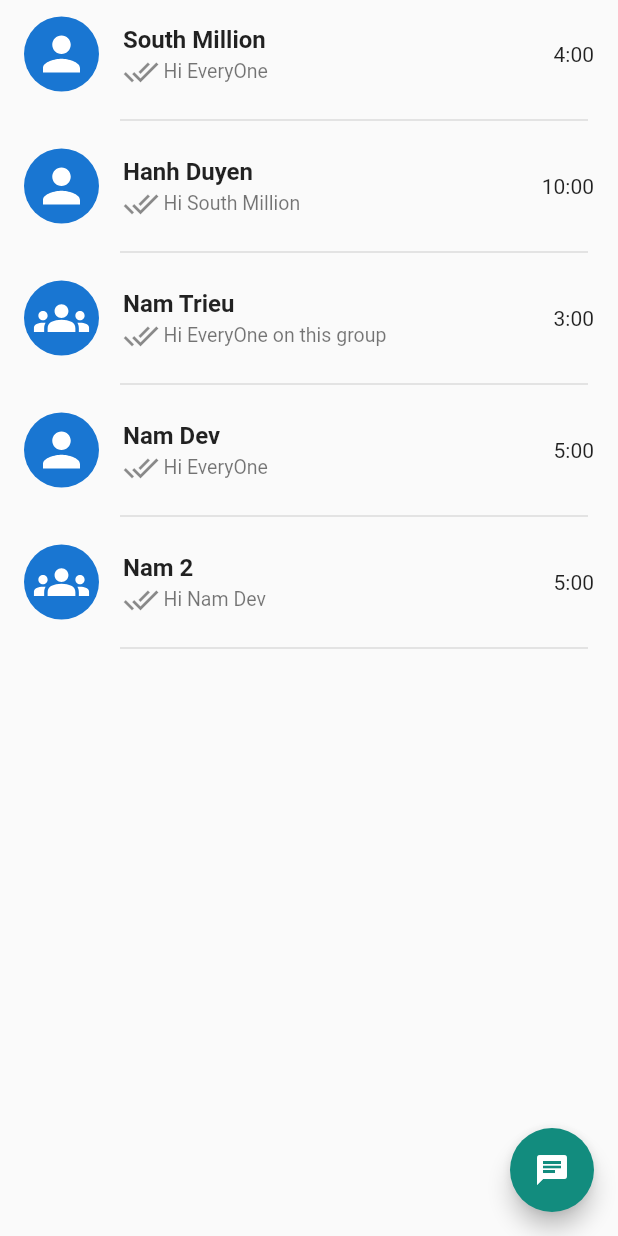
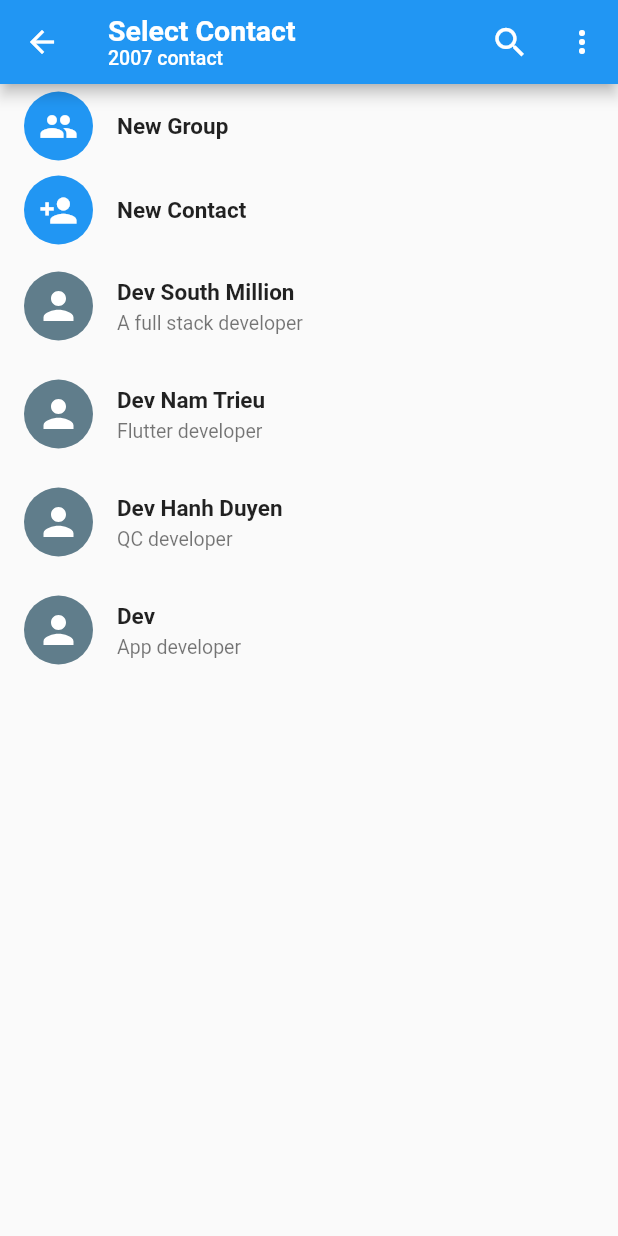
Before and after one commit to TrieuNam/chat_app, a Flutter app: the ChatPage screen opened directly, after a tap on the "chat" icon, on a phone screen of 412 x 824 dp. Run offline on Flutter 3.47's test engine with Material 2 defaults, Android fonts, the phone set to English and light mode, and no system bars; our stand-ins replace emoji_picker_flutter, flutter_svg; Roboto replaces fonts that are missing (OpenSans).

Commit message:
Working on Select Contact page

```diff
--- /dev/null
+++ b/lib/CustomUI/ButtonCard.dart
@@ -0,0 +1,33 @@
+import 'package:chap_app/Model/ChatModel.dart';
+import 'package:flutter/material.dart';
+import 'package:flutter_svg/flutter_svg.dart';
+
+class ButtonCard extends StatelessWidget {
+  const ButtonCard({Key? key, required this.name, required this.icon})
+      : super(key: key);
+  final String name;
+
+  final IconData icon;
+
+  @override
+  Widget build(BuildContext context) {
+    return InkWell(
+      onTap: () {},
+      child: ListTile(
+        leading: CircleAvatar(
+          radius: 23,
+          child: Icon(
+            icon,
+            size: 26,
+            color: Colors.white,
+          ),
+          backgroundColor: Colors.blue,
+        ),
+        title: Text(
+          name,
+          style: TextStyle(fontSize: 15, fontWeight: FontWeight.bold),
+        ),
+      ),
+    );
+  }
+}
--- /dev/null
+++ b/lib/CustomUI/ContactCard.dart
@@ -0,0 +1,35 @@
+import 'package:chap_app/Model/ChatModel.dart';
+import 'package:flutter/material.dart';
+import 'package:flutter_svg/flutter_svg.dart';
+
+class ContacCard extends StatelessWidget {
+  const ContacCard({Key? key, required this.contact}) : super(key: key);
+  final ChatModel contact;
+
+  @override
+  Widget build(BuildContext context) {
+    return InkWell(
+      onTap: () {},
+      child: ListTile(
+        leading: CircleAvatar(
+          radius: 23,
+          child: SvgPicture.asset(
+            "assets/person.svg",
+            color: Colors.white,
+            height: 30,
+            width: 30,
+          ),
+          backgroundColor: Colors.blueGrey,
+        ),
+        title: Text(
+          contact.name,
+          style: TextStyle(fontSize: 15, fontWeight: FontWeight.bold),
+        ),
+        subtitle: Text(
+          contact.status!,
+          style: TextStyle(fontSize: 13),
+        ),
+      ),
+    );
+  }
+}
--- a/lib/CustomUI/CustomCard.dart
+++ b/lib/CustomUI/CustomCard.dart
@@ -21,9 +21,9 @@ class CustomCard extends StatelessWidget {
             leading: CircleAvatar(
               radius: 25,
               child: SvgPicture.asset(
-                chatModel.isGroup
-                    ? "assets/" + chatModel.icon
-                    : "assets/" + chatModel.icon,
+                chatModel.isGroup!
+                    ? "assets/" + chatModel.icon!
+                    : "assets/" + chatModel.icon!,
                 color: Colors.white,
                 height: 37,
                 width: 37,
@@ -43,12 +43,12 @@ class CustomCard extends StatelessWidget {
                   width: 3,
                 ),
                 Text(
-                  chatModel.currentMessage,
+                  chatModel.currentMessage!,
                   style: TextStyle(fontSize: 13),
                 ),
               ],
             ),
-            trailing: Text(chatModel.time),
+            trailing: Text(chatModel.time!),
           ),
           Padding(
             padding: const EdgeInsets.only(right: 20, left: 80),
--- a/lib/Model/ChatModel.dart
+++ b/lib/Model/ChatModel.dart
@@ -1,9 +1,11 @@
 class ChatModel {
   String name;
-  String icon;
-  bool isGroup;
-  String time;
-  String currentMessage;
+  String? icon;
+  bool? isGroup;
+  String? time;
+  String? currentMessage;
+  String? status;
 
-  ChatModel(this.name, this.icon, this.isGroup, this.time, this.currentMessage);
+  ChatModel(this.name, this.status,
+      [this.icon, this.isGroup, this.time, this.currentMessage]);
 }
--- a/lib/Pages/ChatPage.dart
+++ b/lib/Pages/ChatPage.dart
@@ -1,5 +1,6 @@
 import 'package:chap_app/CustomUI/CustomCard.dart';
 import 'package:chap_app/Model/ChatModel.dart';
+import 'package:chap_app/Screens/SelectContact.dart';
 import 'package:flutter/material.dart';
 
 class ChatPage extends StatefulWidget {
@@ -11,24 +12,29 @@ class ChatPage extends StatefulWidget {
 
 class _ChatPageState extends State<ChatPage> {
   List<ChatModel> chats = [
-    ChatModel("South Million", "person.svg", false, "4:00", "Hi EveryOne"),
-    ChatModel("Hanh Duyen", "person.svg", false, "10:00", "Hi South Million"),
+    ChatModel("South Million", "", "person.svg", false, "4:00", "Hi EveryOne"),
     ChatModel(
-        "Nam Trieu", "groups.svg", true, "3:00", "Hi EveryOne on this group"),
-    ChatModel("Nam Dev", "person.svg", false, "5:00", "Hi EveryOne"),
-    ChatModel("Nam 2", "groups.svg", true, "5:00", "Hi Nam Dev"),
+        "Hanh Duyen", "", "person.svg", false, "10:00", "Hi South Million"),
+    ChatModel("Nam Trieu", "", "groups.svg", true, "3:00",
+        "Hi EveryOne on this group"),
+    ChatModel("Nam Dev", "", "person.svg", false, "5:00", "Hi EveryOne"),
+    ChatModel("Nam 2", "", "groups.svg", true, "5:00", "Hi Nam Dev"),
   ];
 
   @override
   Widget build(BuildContext context) {
     return Scaffold(
         floatingActionButton: FloatingActionButton(
-          onPressed: () {},
+          onPressed: () {
+            Navigator.push(context,
+                MaterialPageRoute(builder: (builder) => SelectContact()));
+          },
           child: Icon(Icons.chat),
         ),
         body: ListView.builder(
           itemCount: chats.length,
-          itemBuilder: (context, index) => CustomCard(chatModel: (chats[index])),
+          itemBuilder: (context, index) =>
+              CustomCard(chatModel: (chats[index])),
         ));
   }
 }
--- a/lib/Screens/Individualpage.dart
+++ b/lib/Screens/Individualpage.dart
@@ -50,9 +50,9 @@ class _IndividualPageState extends State<IndividualPage> {
                 ),
                 CircleAvatar(
                   child: SvgPicture.asset(
-                    widget.chatModel.isGroup
-                        ? "assets/" + widget.chatModel.icon
-                        : "assets/" + widget.chatModel.icon,
+                    widget.chatModel.isGroup!
+                        ? "assets/" + widget.chatModel.icon!
+                        : "assets/" + widget.chatModel.icon!,
                     color: Colors.white,
                     height: 37,
                     width: 37,
--- /dev/null
+++ b/lib/Screens/SelectContact.dart
@@ -0,0 +1,85 @@
+import 'package:chap_app/CustomUI/ButtonCard.dart';
+import 'package:chap_app/CustomUI/ContactCard.dart';
+import 'package:chap_app/Model/ChatModel.dart';
+import 'package:flutter/material.dart';
+
+class SelectContact extends StatefulWidget {
+  const SelectContact({Key? key}) : super(key: key);
+
+  @override
+  State<SelectContact> createState() => _SelectContactState();
+}
+
+class _SelectContactState extends State<SelectContact> {
+  @override
+  Widget build(BuildContext context) {
+    List<ChatModel> contacts = [
+      ChatModel("Dev South Million", "A full stack developer"),
+      ChatModel("Dev Nam Trieu", "Flutter developer"),
+      ChatModel("Dev Hanh Duyen", "QC developer"),
+      ChatModel("Dev ", "App developer"),
+    ];
+
+    return Scaffold(
+      appBar: AppBar(
+        title: Column(
+          mainAxisAlignment: MainAxisAlignment.start,
+          crossAxisAlignment: CrossAxisAlignment.start,
+          children: [
+            Text(
+              "Select Contact",
+              style: TextStyle(
+                fontSize: 19,
+                fontWeight: FontWeight.bold,
+              ),
+            ),
+            Text(
+              "2007 contact",
+              style: TextStyle(fontSize: 13),
+            )
+          ],
+        ),
+        actions: [
+          IconButton(
+              onPressed: () {},
+              icon: Icon(
+                Icons.search,
+                size: 26,
+              )),
+          PopupMenuButton<String>(onSelected: (value) {
+            print(value);
+          }, itemBuilder: (BuildContext context) {
+            return [
+              PopupMenuItem(
+                child: Text("Invite a friend"),
+                value: "Invite a friend",
+              ),
+              PopupMenuItem(
+                child: Text("Contact"),
+                value: "Contact",
+              ),
+              PopupMenuItem(
+                child: Text("Refresh"),
+                value: "Refresh",
+              ),
+              PopupMenuItem(
+                child: Text("Help"),
+                value: "Help",
+              ),
+            ];
+          }),
+        ],
+      ),
+      body: ListView.builder(
+          itemCount: contacts.length + 2,
+          itemBuilder: (context, indext) {
+            if (indext == 0) {
+              return ButtonCard(name: "New Group", icon: Icons.group);
+            } else if (indext == 1) {
+              return ButtonCard(name: "New Contact", icon: Icons.person_add);
+            }
+            return ContacCard(contact: contacts[indext - 2]);
+          }),
+    );
+  }
+}
```
